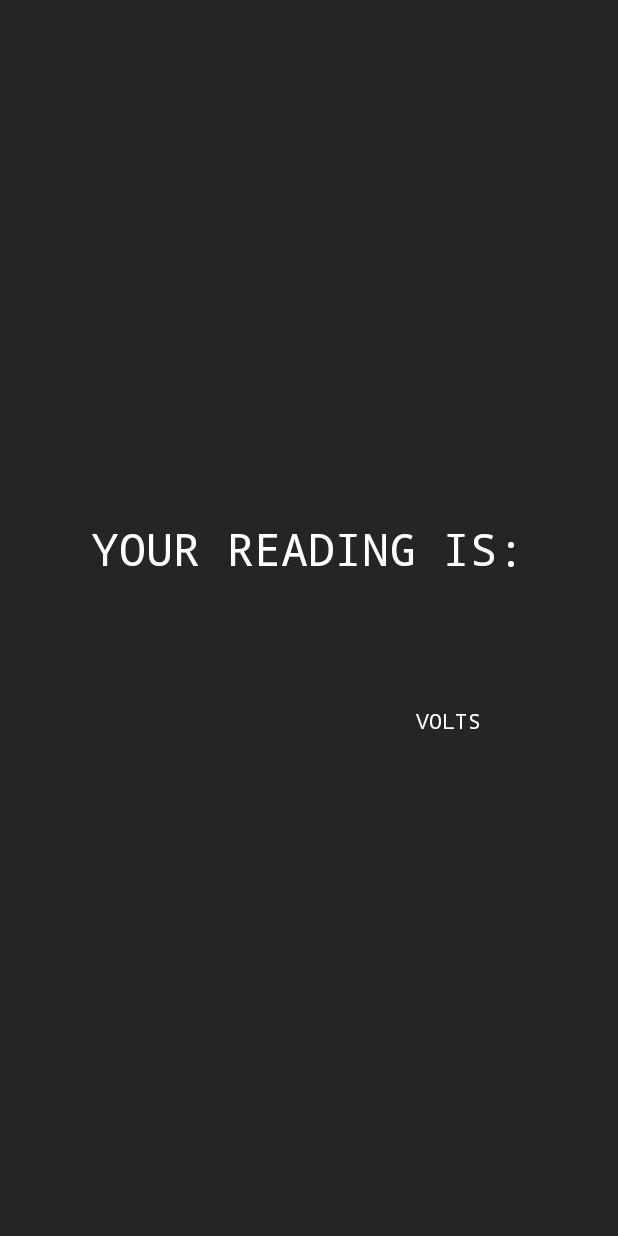
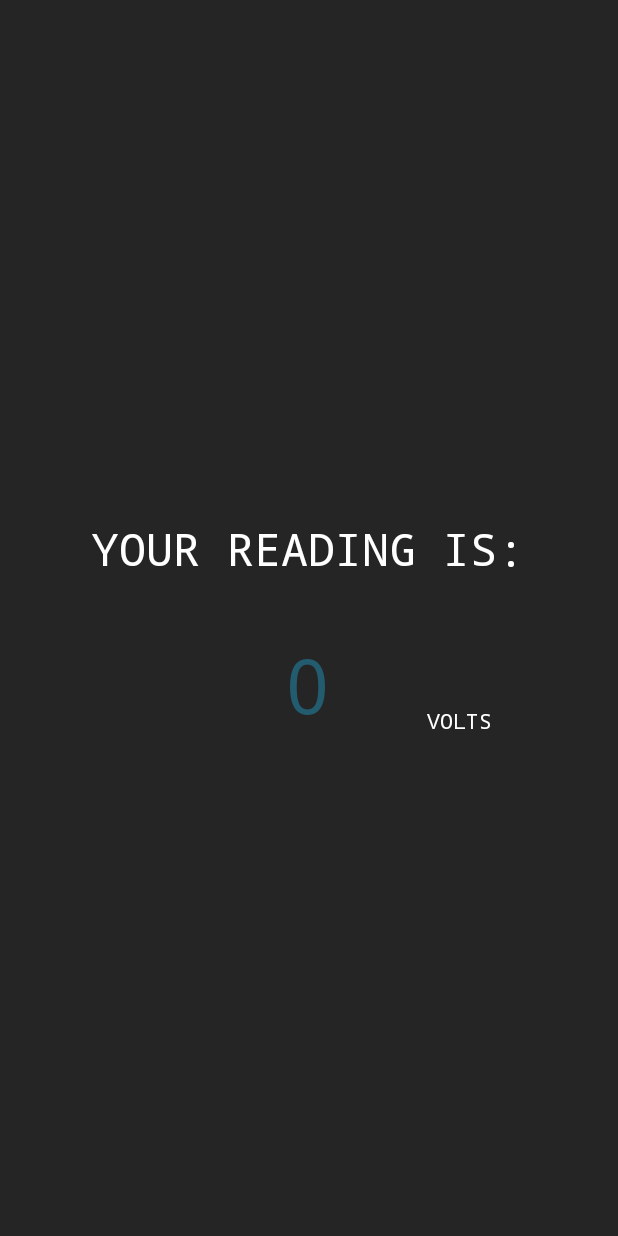
Before and after one commit to DRACOWRLD999/VOLTAGE-READINGS-ANDROID, an Android app: the screen it shows after launch (MainActivity), after a tap on "READINGS", on a phone screen of 412 x 824 dp. Run offline under Robolectric (Android 15) with nearby library versions, the phone set to English and light mode, and no system bars; our stand-ins replace Firebase (no records; nobody signed in at launch, a user with empty details on screens opened directly).

Commit message:
best version

```diff
--- a/app/build.gradle
+++ b/app/build.gradle
@@ -15,7 +15,7 @@ android {
 
     defaultConfig {
         applicationId "com.example.tut"
-        minSdk 33
+        minSdk 28
         targetSdk 33
         versionCode 1
         versionName "1.0"
@@ -45,6 +45,7 @@ dependencies {
     implementation 'com.google.android.material:material:1.5.0'
     implementation 'androidx.constraintlayout:constraintlayout:2.1.3'
     implementation 'com.google.firebase:firebase-database-ktx:20.0.4'
+    implementation 'com.google.firebase:firebase-database:20.0.4'
     testImplementation 'junit:junit:4.13.2'
     androidTestImplementation 'androidx.test.ext:junit:1.1.3'
     androidTestImplementation 'androidx.test.espresso:espresso-core:3.4.0'
--- a/app/src/main/java/com/example/tut/MainActivity.kt
+++ b/app/src/main/java/com/example/tut/MainActivity.kt
@@ -4,6 +4,7 @@ import androidx.appcompat.app.AppCompatActivity
 import android.os.Bundle
 import android.util.Log
 import android.widget.Button
+import android.widget.TextView
 import com.example.tut.databinding.ActivityMainBinding
 import com.google.firebase.FirebaseApp
 import com.google.firebase.database.*
@@ -12,7 +13,6 @@ class MainActivity : AppCompatActivity() {
     private lateinit var Binding: ActivityMainBinding
     private var database: DatabaseReference? = null
     var data: String? = null
-
     override fun onCreate(savedInstanceState: Bundle?) {
         super.onCreate(savedInstanceState)
 
@@ -23,27 +23,38 @@ class MainActivity : AppCompatActivity() {
         Binding = ActivityMainBinding.inflate(layoutInflater)
         setContentView(R.layout.activity_landing)
 
-        // Initialize Firebase Database
-        database = FirebaseDatabase.getInstance("https://voltagereadings-default-rtdb.europe-west1.firebasedatabase.app").getReference()
+        // Initialize Firebase Database query
+        val query = FirebaseDatabase.getInstance("https://voltageread-22aa9-default-rtdb.firebaseio.com/")
+            .reference
+            .child("all")
+            .orderByKey()
+            .limitToLast(1)
 
-        // Fetch data from Firebase Realtime Database and save it in a variable
-        database!!.addValueEventListener(object : ValueEventListener {
+        query.addValueEventListener(object : ValueEventListener {
             override fun onDataChange(snapshot: DataSnapshot) {
-                if (snapshot.value != null) {
-                    data = snapshot.value.toString() // store the received data in the variable
-                    Log.d("Firebase", "Data received: $data")
-                    // Update the UI with the received data
-                    Binding.voltage.text = data
+                if (snapshot.exists() && snapshot.value != null) {
+                    val lastChildSnapshot = snapshot.children.lastOrNull()
+                    if (lastChildSnapshot != null) {
+                        val data = lastChildSnapshot.value.toString()
+                        if (!data.isNullOrEmpty()) {
+                            Log.d("Firebase", "Data received: $data")
+                            Binding.voltage.text = data.substringAfter('=')
+                        }
+                    }
                 }
             }
 
             override fun onCancelled(error: DatabaseError) {
-                Log.e("Firebase", "Data fetching cancelled: ${error.message}")
+                Log.d("Firebase", "Error fetching data from Firebase: ${error.message}")
             }
         })
-        val myBtn=findViewById<Button>(R.id.btnToReadings)
+
+
+
+    val myBtn=findViewById<Button>(R.id.btnToReadings)
         myBtn.setOnClickListener {
-            setContentView(R.layout.activity_main)
+            setContentView(Binding.root)
+            print(data)
         }
     }
 }
--- a/app/src/main/res/layout/activity_main.xml
+++ b/app/src/main/res/layout/activity_main.xml
@@ -6,7 +6,7 @@
     android:layout_height="match_parent"
     android:orientation="vertical"
     android:padding="20dp"
-    android:background="#252526"
+    android:background="#252525"
     tools:context=".MainActivity">
 
 
@@ -29,7 +29,7 @@
         android:id="@+id/voltage"
         android:layout_width="wrap_content"
         android:layout_height="wrap_content"
-        android:text=""
+        android:text="0"
         android:fontFamily="monospace"
         android:textSize="50sp"
         android:textColor="#225C6E"
```
Also changed, not shown: 2 other files.
